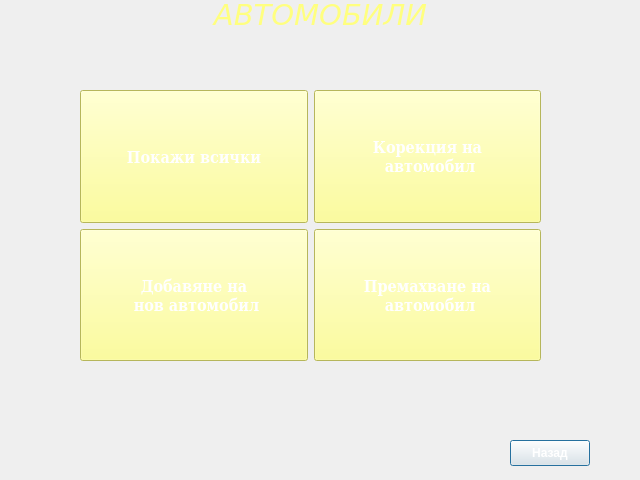
Above: carsform.ui from JohnnyBrawo/CarServ before the change. Below: the same form after it.
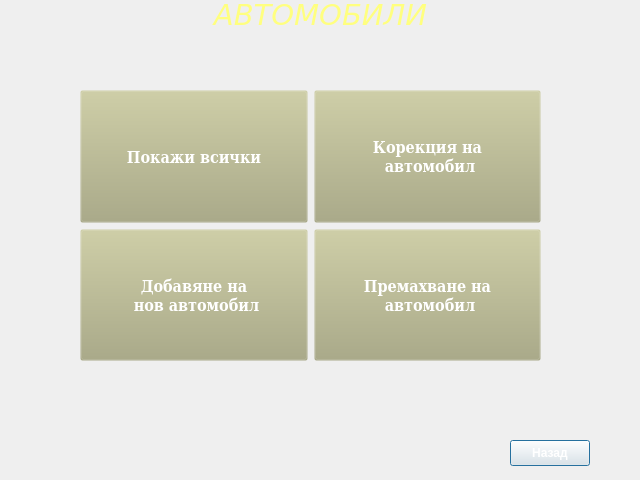
That is the form after the change. Icons and pictures are not drawn.

The edit to the form file:
```diff
--- a/carsform.ui
+++ b/carsform.ui
@@ -114,7 +114,8 @@
       <property name="styleSheet">
        <string notr="true">background-image: url(:/images/Images/asd.jpg);
 color: rgb(255, 255, 255);
-background-color: rgb(255, 255, 127);</string>
+background-color: rgba(170, 170, 127, 0);
+</string>
       </property>
       <property name="text">
        <string>Покажи всички</string>
@@ -140,7 +141,8 @@
       <property name="styleSheet">
        <string notr="true">background-image: url(:/images/Images/asd.jpg);
 color: rgb(255, 255, 255);
-background-color: rgb(255, 255, 127);</string>
+background-color: rgba(170, 170, 127, 0);
+</string>
       </property>
       <property name="text">
        <string>Корекция на 
@@ -167,7 +169,8 @@
       <property name="styleSheet">
        <string notr="true">background-image: url(:/images/Images/asd.jpg);
 color: rgb(255, 255, 255);
-background-color: rgb(255, 255, 127);</string>
+background-color: rgba(170, 170, 127, 0);
+</string>
       </property>
       <property name="text">
        <string>Добавяне на 
@@ -194,7 +197,8 @@
       <property name="styleSheet">
        <string notr="true">background-image: url(:/images/Images/asd.jpg);
 color: rgb(255, 255, 255);
-background-color: rgb(255, 255, 127);</string>
+background-color: rgba(170, 170, 127, 0);
+</string>
       </property>
       <property name="text">
        <string>Премахване на 
```
Left out of the diff: 22 changed lines with no effect on the pictures.
